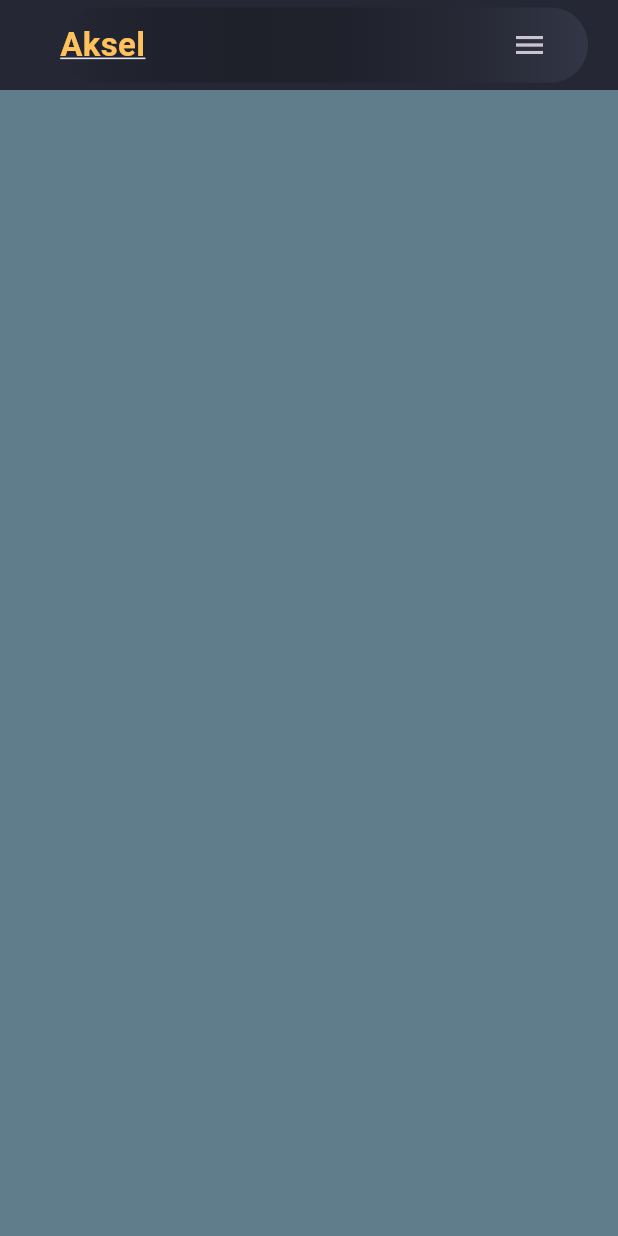
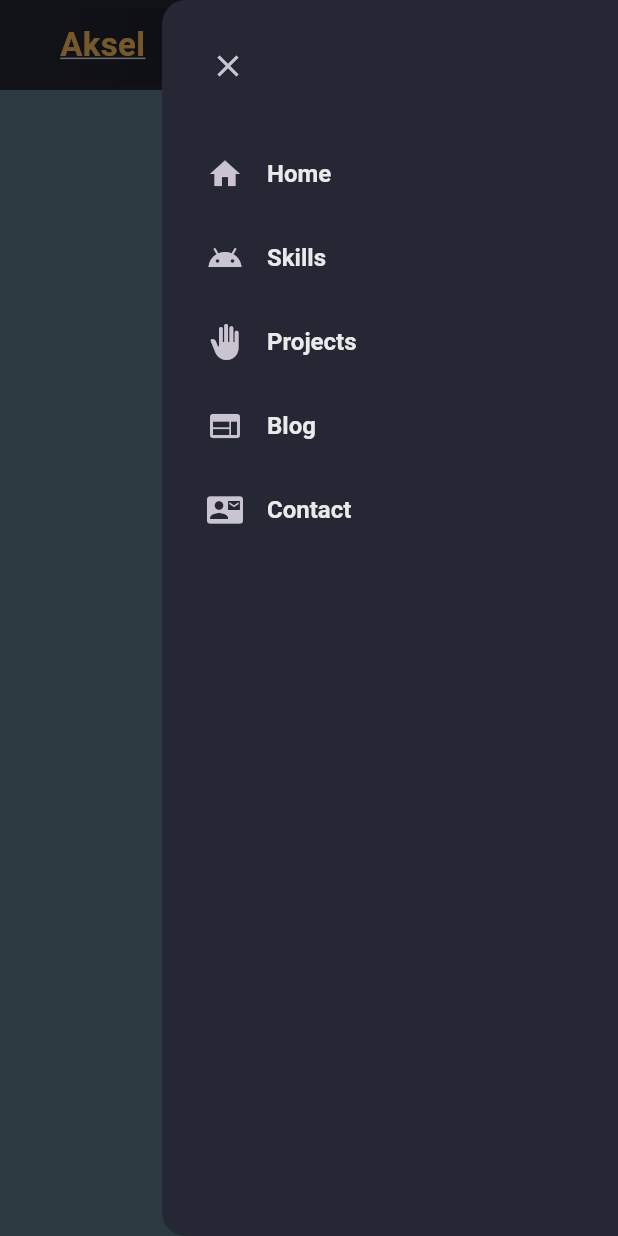
Before and after one commit to AkselLofstedtNielsen/Portfolio_flutter, a Flutter app: the screen it shows after launch, with the side drawer open (before the commit the screen has no drawer), on a phone screen of 412 x 824 dp. Run offline on Flutter 3.47's test engine with Material 3 defaults, Android fonts, the phone set to English and light mode, and no system bars.

Commit message:
Added mobile version for header

```diff
--- a/lib/constants/nav_items.dart
+++ b/lib/constants/nav_items.dart
@@ -1,3 +1,5 @@
+import 'package:flutter/material.dart';
+
 List<String> navTitles = [
   "Home",
   "Skills",
@@ -5,3 +7,11 @@
   "Blog",
   "Contact",
 ];
+
+List<IconData> nacIcons = [
+  Icons.home,
+  Icons.android_outlined,
+  Icons.back_hand,
+  Icons.web,
+  Icons.quick_contacts_mail,
+];
--- a/lib/pages/home_page.dart
+++ b/lib/pages/home_page.dart
@@ -1,10 +1,8 @@
 import 'package:flutter/material.dart';
+import 'package:flutter_portfolio_1/constants/colors.dart';
+import 'package:flutter_portfolio_1/constants/nav_items.dart';
 import 'package:flutter_portfolio_1/widgets/header_desktop.dart';
-import 'package:flutter_portfolio_1/widgets/site_logo.dart';
-import '../constants/nav_items.dart';
-import '../constants/colors.dart';
-import '../styles/style.dart';
-import '../widgets/header_mobile.dart';
+import 'package:flutter_portfolio_1/widgets/header_mobile.dart';
 
 class HomePage extends StatefulWidget {
   const HomePage({super.key});
@@ -14,17 +12,59 @@
 }
 
 class _HomePageState extends State<HomePage> {
+  final scaffoldKey = GlobalKey<ScaffoldState>();
   @override
   Widget build(BuildContext context) {
+    return LayoutBuilder(builder: (context, constraints) {
       return Scaffold(
+        key: scaffoldKey,
         backgroundColor: CustomColor.scaffoldBg,
+        endDrawer: constraints.maxWidth >= 600.0
+            ? null
+            : Drawer(
+                backgroundColor: CustomColor.scaffoldBg,
+                child: ListView(
+                  children: [
+                    Align(
+                      alignment: Alignment.centerLeft,
+                      child: Padding(
+                        padding: const EdgeInsets.only(
+                            left: 20, top: 20, bottom: 20),
+                        child: IconButton(
+                            onPressed: () {
+                              Navigator.of(context).pop();
+                            },
+                            icon: const Icon(Icons.close)),
+                      ),
+                    ),
+                    for (int i = 0; i < nacIcons.length; i++)
+                      ListTile(
+                        contentPadding: const EdgeInsets.symmetric(
+                          horizontal: 30.0,
+                        ),
+                        titleTextStyle: const TextStyle(
+                            color: CustomColor.whitePrimary,
+                            fontWeight: FontWeight.w600,
+                            fontSize: 16),
+                        onTap: () {},
+                        leading: Icon(nacIcons[i]),
+                        title: Text(navTitles[i]),
+                      )
+                  ],
+                ),
+              ),
         body: ListView(
           scrollDirection: Axis.vertical,
           children: [
             //MAIN
-          //const HeaderDesktop(),
+            if (constraints.maxWidth >= 600.0)
+              const HeaderDesktop()
+            else
               HeaderMobile(
-            onMenuTap: () {},
+                onLogoTap: () {},
+                onMenuTap: () {
+                  scaffoldKey.currentState?.openEndDrawer();
+                },
               ),
             //SKILLS
             Container(
@@ -52,5 +92,6 @@
           ],
         ),
       );
+    });
   }
 }
```
Lines whose indentation alone changed are shown as unchanged.
